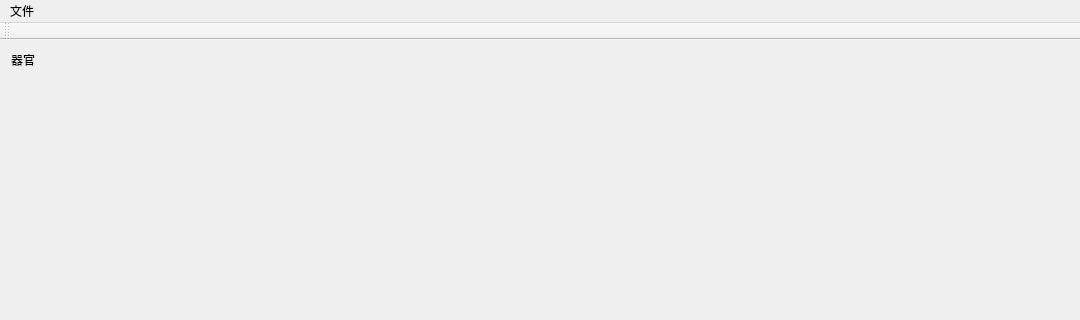
Qt form mainwindow.ui (GZYZG/itksnap) before a commit; both pictures show x 0 to 1080 and y 0 to 320 of the 1080 by 800 pixel window.
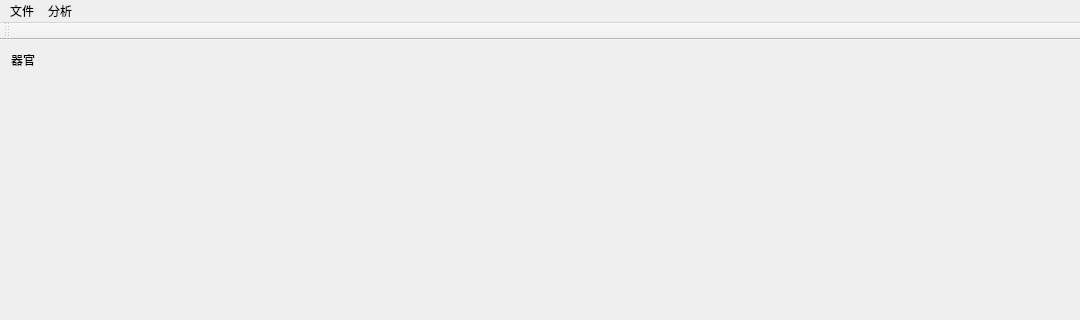
The same form after that commit.

Commit message:
💥💥💥可视化第一阶段完成，包含以下功能： - 1）加载分割数据，三维可视化； - 2）对分割数据进行重建，面绘制； - 3）可以单独对各个部分进行单独的控制，颜色和透明度； - 4）主图像数据的加载； - 5）主图像的三视图，支持滑动条的切换切片； - 6）支持三维可视化和主图像的三视图的全屏显示； V0.1 发布。
接下来的版本需要完成的工作：
- 1）将分割数据中的分割结果覆盖在主图像上，即标出主图像中各个视图中对应的分割结果；
- 2）支持主图像的窗宽和窗位的调节；
- 3）分割数据和主图像的统计信息；
- 4）主图像与分割数据合并到一个文件中，支持一次性读取分割数据与主图像，同时保留单独加载分割数据和主图像；
- 5）支持四个视窗的联动；
- 6）支持自定义标签信息，包括导入和到处标签信息；
- 7）设计新的数据包格式，尽量将分割数据、主图像、相关信息（如标签信息）整合到一个文件中；
- 8）支持数据的到处与导入；
- 9）完善对多种数据类型支持；
- 10）完善可视化软件的细节，美化软件；
- 11）支持软件的两个发展方向，一个面向医生，完成数据的可视化；一个面向开发人员，完成更详细的可视化、对数据的操作功能、丰富数据统计信息的类型、能够在软件界面上做一些基础的分析工作、将分割过程包含进来、图像的标注功能等。

Patch:
```diff
--- a/mainwindow.ui
+++ b/mainwindow.ui
@@ -107,7 +107,14 @@
     <addaction name="actionSave_as"/>
     <addaction name="separator"/>
    </widget>
+   <widget class="QMenu" name="menu">
+    <property name="title">
+     <string>分析</string>
+    </property>
+    <addaction name="actionStatistics"/>
+   </widget>
    <addaction name="menuITK_Snp"/>
+   <addaction name="menu"/>
   </widget>
   <widget class="QToolBar" name="mainToolBar">
    <attribute name="toolBarArea">
```
Left out of the diff: 8 changed lines with no effect on the pictures. The commit also changes 2 other files.
